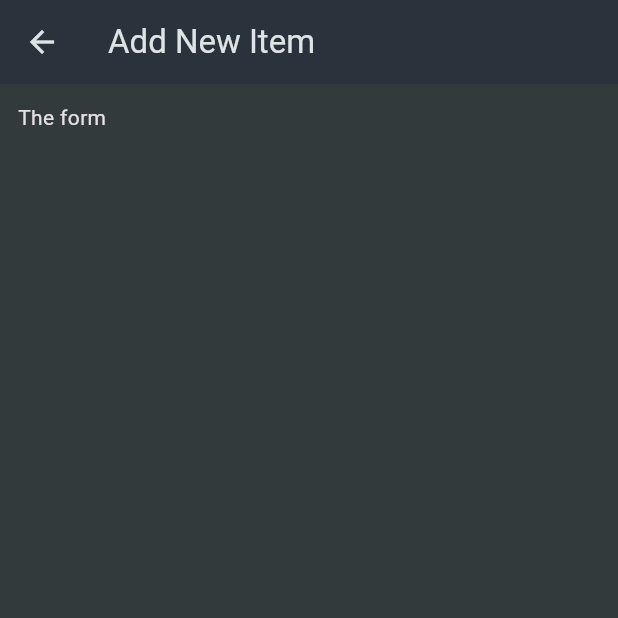
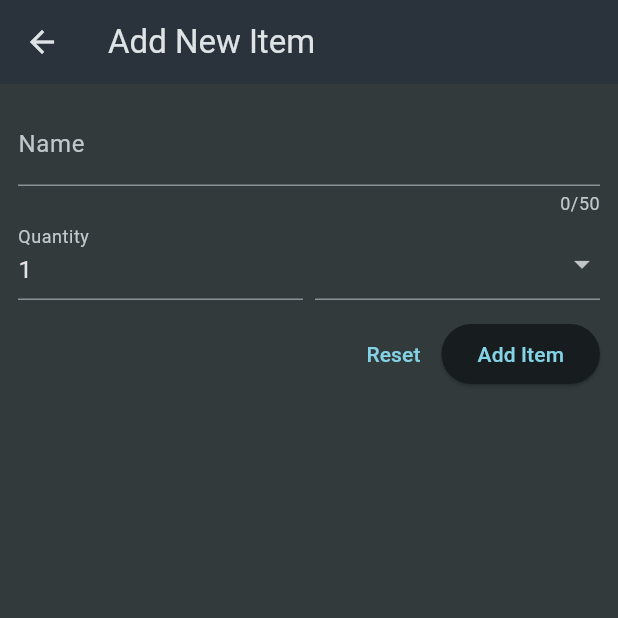
Before and after one commit to snadi043/grocories_tracker, a Flutter app: the NewItem screen opened directly, on a phone screen of 412 x 824 dp, the top half of it. Run offline on Flutter 3.47's test engine with Material 3 defaults, Android fonts, the light colour scheme and no system bars.

Commit message:
Added form inputs to enter the quantity and select the categery of the quantity. Also, placed buttons to reset and add items to the list.

```diff
--- a/lib/widgets/new_item.dart
+++ b/lib/widgets/new_item.dart
@@ -1,4 +1,5 @@
 import 'package:flutter/material.dart';
+import 'package:grocories_tracker/data/categories.dart';
 
 class NewItem extends StatefulWidget {
   const NewItem({super.key});
@@ -13,13 +14,65 @@ class _NewItem extends State<NewItem> {
   @override
   Widget build(BuildContext context) {
     return Scaffold(
-      appBar: AppBar(
-        title: const Text('Add New Item'),
-      ),
-      body: const Padding(
-        padding: const EdgeInsets.all(12),
-        child: Text('The form'),
-      ),
-    );
+        appBar: AppBar(
+          title: const Text('Add New Item'),
+        ),
+        body: Padding(
+          padding: const EdgeInsets.all(12),
+          child: Form(
+            child: Column(
+              children: [
+                TextFormField(
+                  maxLength: 50,
+                  decoration: const InputDecoration(label: Text('Name')),
+                  validator: (value) => 'Validation',
+                ),
+                Row(
+                  crossAxisAlignment: CrossAxisAlignment.end,
+                  children: [
+                    Expanded(
+                      child: TextFormField(
+                        initialValue: '1',
+                        decoration: const InputDecoration(
+                          label: Text('Quantity'),
+                        ),
+                      ),
+                    ),
+                    const SizedBox(width: 8),
+                    Expanded(
+                      child: DropdownButtonFormField(items: [
+                        for (final category in categories.entries)
+                          DropdownMenuItem(
+                            value: category.value,
+                            child: Row(
+                              children: [
+                                Container(
+                                    width: 16,
+                                    height: 16,
+                                    color: category.value.color),
+                                const SizedBox(
+                                  width: 6,
+                                ),
+                                Text(category.value.title),
+                              ],
+                            ),
+                          ),
+                      ], onChanged: (value) {}),
+                    ),
+                  ],
+                ),
+                const SizedBox(height: 12),
+                Row(
+                  mainAxisAlignment: MainAxisAlignment.end,
+                  children: [
+                    TextButton(onPressed: () {}, child: const Text('Reset')),
+                    ElevatedButton(
+                        onPressed: () {}, child: const Text('Add Item')),
+                  ],
+                )
+              ],
+            ),
+          ),
+        ));
   }
 }
```
